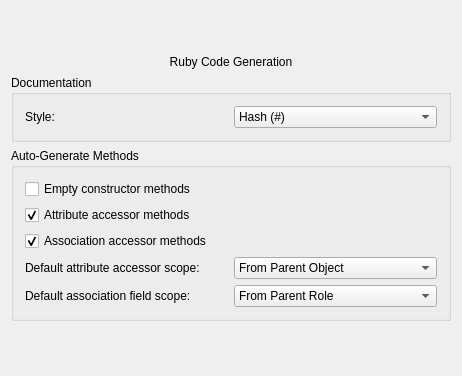
Old version of the form umbrello/codegenerators/rubycodegenerationformbase.ui in the repository KDE/umbrello.
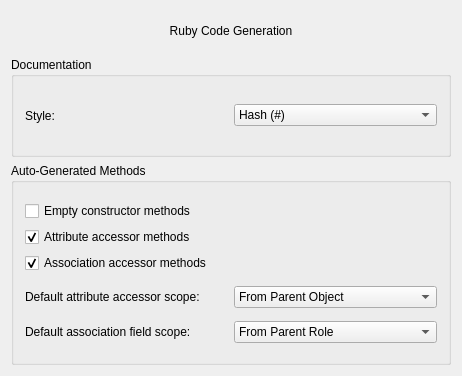
New version of the form. Custom widgets are drawn as their Qt base class.

Commit message: Porting code generation wizard to QWizard, creating its own directory, and replacing some Qwidgets with Kwidgets in some ui-files.

Patch:
```diff
--- a/umbrello/codegenerators/rubycodegenerationformbase.ui
+++ b/umbrello/codegenerators/rubycodegenerationformbase.ui
@@ -12,19 +12,86 @@
   <layout class="QGridLayout" >
    <item row="0" column="0" >
     <layout class="QGridLayout" >
+     <item row="0" column="0" >
+      <widget class="QLabel" name="ui_textLabelTitle" >
+       <property name="sizePolicy" >
+        <sizepolicy vsizetype="Maximum" hsizetype="Preferred" >
+         <horstretch>0</horstretch>
+         <verstretch>0</verstretch>
+        </sizepolicy>
+       </property>
+       <property name="maximumSize" >
+        <size>
+         <width>16777215</width>
+         <height>40</height>
+        </size>
+       </property>
+       <property name="text" >
+        <string>&lt;p align="center">Ruby Code Generation&lt;/p></string>
+       </property>
+       <property name="wordWrap" >
+        <bool>false</bool>
+       </property>
+      </widget>
+     </item>
+     <item row="1" column="0" >
+      <widget class="QGroupBox" name="ui_groupBoxDocumentation" >
+       <property name="sizePolicy" >
+        <sizepolicy vsizetype="Maximum" hsizetype="Preferred" >
+         <horstretch>0</horstretch>
+         <verstretch>0</verstretch>
+        </sizepolicy>
+       </property>
+       <property name="maximumSize" >
+        <size>
+         <width>16777215</width>
+         <height>100</height>
+        </size>
+       </property>
+       <property name="title" >
+        <string>Documentation</string>
+       </property>
+       <layout class="QHBoxLayout" >
+        <item>
+         <widget class="QLabel" name="ui_textLabelStyle" >
+          <property name="text" >
+           <string>Style:</string>
+          </property>
+          <property name="wordWrap" >
+           <bool>false</bool>
+          </property>
+         </widget>
+        </item>
+        <item>
+         <widget class="KComboBox" name="m_SelectCommentStyle" >
+          <item>
+           <property name="text" >
+            <string>Hash (#)</string>
+           </property>
+          </item>
+          <item>
+           <property name="text" >
+            <string>Begin-End (=begin  =end)</string>
+           </property>
+          </item>
+         </widget>
+        </item>
+       </layout>
+      </widget>
+     </item>
      <item row="2" column="0" >
-      <widget class="Q3GroupBox" name="groupBox2" >
+      <widget class="QGroupBox" name="ui_groupBoxAutoGeneratedMethods" >
        <property name="sizePolicy" >
-        <sizepolicy vsizetype="Maximum" hsizetype="Preferred" >
+        <sizepolicy vsizetype="Preferred" hsizetype="Preferred" >
          <horstretch>0</horstretch>
          <verstretch>0</verstretch>
         </sizepolicy>
        </property>
        <property name="title" >
-        <string>Auto-Generate Methods</string>
+        <string>Auto-Generated Methods</string>
        </property>
-       <layout class="QGridLayout" >
-        <item row="0" column="0" >
+       <layout class="QVBoxLayout" >
+        <item>
          <layout class="QGridLayout" >
           <item row="0" column="0" >
            <widget class="QCheckBox" name="m_generateConstructors" >
@@ -58,37 +125,10 @@
           </item>
          </layout>
         </item>
-        <item row="1" column="0" >
+        <item>
          <layout class="QGridLayout" >
-          <item row="0" column="1" >
-           <widget class="QComboBox" name="m_accessorScopeCB" >
-            <property name="currentIndex" >
-             <number>3</number>
-            </property>
-            <item>
-             <property name="text" >
-              <string>Public</string>
-             </property>
-            </item>
-            <item>
-             <property name="text" >
-              <string>Private</string>
-             </property>
-            </item>
-            <item>
-             <property name="text" >
-              <string>Protected</string>
-             </property>
-            </item>
-            <item>
-             <property name="text" >
-              <string>From Parent Object</string>
-             </property>
-            </item>
-           </widget>
-          </item>
           <item row="0" column="0" >
-           <widget class="QLabel" name="textLabel1_3" >
+           <widget class="QLabel" name="ui_textLabelAccessorScope" >
             <property name="text" >
              <string>Default attribute accessor scope:</string>
             </property>
@@ -97,12 +137,39 @@
             </property>
            </widget>
           </item>
+          <item row="0" column="1" >
+           <widget class="KComboBox" name="m_accessorScopeCB" >
+            <property name="currentIndex" >
+             <number>3</number>
+            </property>
+            <item>
+             <property name="text" >
+              <string>Public</string>
+             </property>
+            </item>
+            <item>
+             <property name="text" >
+              <string>Private</string>
+             </property>
+            </item>
+            <item>
+             <property name="text" >
+              <string>Protected</string>
+             </property>
+            </item>
+            <item>
+             <property name="text" >
+              <string>From Parent Object</string>
+             </property>
+            </item>
+           </widget>
+          </item>
          </layout>
         </item>
-        <item row="2" column="0" >
+        <item>
          <layout class="QGridLayout" >
           <item row="0" column="0" >
-           <widget class="QLabel" name="textLabel1_3_2" >
+           <widget class="QLabel" name="ui_textLabelAssocFieldScope" >
             <property name="text" >
              <string>Default association field scope:</string>
             </property>
@@ -112,7 +179,7 @@
            </widget>
           </item>
           <item row="0" column="1" >
-           <widget class="QComboBox" name="m_assocFieldScopeCB" >
+           <widget class="KComboBox" name="m_assocFieldScopeCB" >
             <property name="currentIndex" >
              <number>3</number>
             </property>
@@ -143,61 +210,6 @@
        </layout>
       </widget>
      </item>
-     <item row="1" column="0" >
-      <widget class="Q3GroupBox" name="groupBox1" >
-       <property name="sizePolicy" >
-        <sizepolicy vsizetype="Maximum" hsizetype="Preferred" >
-         <horstretch>0</horstretch>
-         <verstretch>0</verstretch>
-        </sizepolicy>
-       </property>
-       <property name="title" >
-        <string>Documentation</string>
-       </property>
-       <layout class="QHBoxLayout" >
-        <item>
-         <widget class="QLabel" name="textLabel1" >
-          <property name="text" >
-           <string>Style:</string>
-          </property>
-          <property name="wordWrap" >
-           <bool>false</bool>
-          </property>
-         </widget>
-        </item>
-        <item>
-         <widget class="QComboBox" name="m_SelectCommentStyle" >
-          <item>
-           <property name="text" >
-            <string>Hash (#)</string>
-           </property>
-          </item>
-          <item>
-           <property name="text" >
-            <string>Begin-End (=begin  =end)</string>
-           </property>
-          </item>
-         </widget>
-        </item>
-       </layout>
-      </widget>
-     </item>
-     <item row="0" column="0" >
-      <widget class="QLabel" name="textLabel1_2" >
-       <property name="sizePolicy" >
-        <sizepolicy vsizetype="Maximum" hsizetype="Preferred" >
-         <horstretch>0</horstretch>
-         <verstretch>0</verstretch>
-        </sizepolicy>
-       </property>
-       <property name="text" >
-        <string>&lt;p align="center">Ruby Code Generation&lt;/p></string>
-       </property>
-       <property name="wordWrap" >
-        <bool>false</bool>
-       </property>
-      </widget>
-     </item>
     </layout>
    </item>
   </layout>
@@ -206,10 +218,9 @@
  <pixmapfunction>qPixmapFromMimeSource</pixmapfunction>
  <customwidgets>
   <customwidget>
-   <class>Q3GroupBox</class>
-   <extends>QGroupBox</extends>
-   <header>Qt3Support/Q3GroupBox</header>
-   <container>1</container>
+   <class>KComboBox</class>
+   <extends>QComboBox</extends>
+   <header>kcombobox.h</header>
   </customwidget>
  </customwidgets>
  <resources/>
```
The commit also changes 30 other files.
